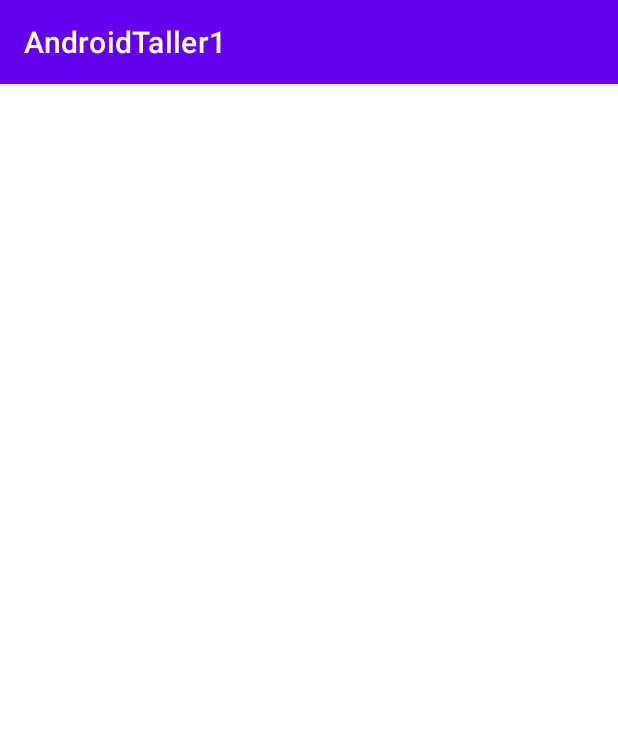
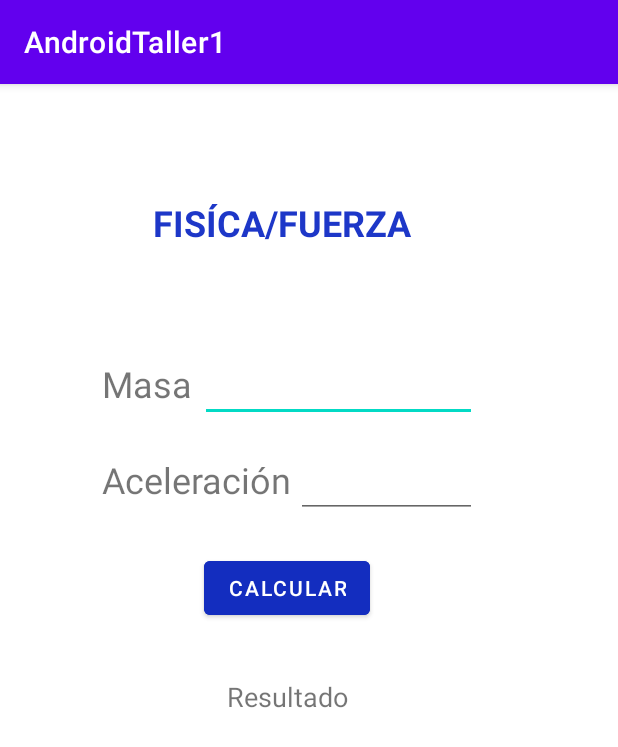
Before and after one commit to JulioJavif/AndroidTaller1, an Android app: the FuerzaActivity screen opened directly, with no data from a screen before it, on a phone screen of 412 x 824 dp. Shown: the top 747 px of the screen. Run offline under Robolectric (Android 15) with nearby library versions, the phone set to English and light mode, and no system bars.

Commit message:
Terminado fisica/fuerza

```diff
--- a/app/src/main/java/com/example/androidtaller1/FisicaActivity.java
+++ b/app/src/main/java/com/example/androidtaller1/FisicaActivity.java
@@ -28,7 +28,7 @@ public class FisicaActivity extends AppCompatActivity implements View.OnClickLis
         Intent i;
         switch (v.getId()){
             case R.id.btnVelocidad:
-                i= new Intent(getApplicationContext(),DistanciaActivity.class);
+                i= new Intent(getApplicationContext(),VelocidadActivity.class);
                 startActivity(i);
                 break;
             case R.id.btnFuerza:
--- a/app/src/main/java/com/example/androidtaller1/FuerzaActivity.java
+++ b/app/src/main/java/com/example/androidtaller1/FuerzaActivity.java
@@ -3,12 +3,37 @@ package com.example.androidtaller1;
 import androidx.appcompat.app.AppCompatActivity;
 
 import android.os.Bundle;
+import android.view.View;
+import android.widget.Button;
+import android.widget.EditText;
+import android.widget.TextView;
 
-public class FuerzaActivity extends AppCompatActivity {
+public class FuerzaActivity extends AppCompatActivity implements View.OnClickListener {
+    Button calcular;
+    EditText numaceleracion, numasa;
+    TextView resulFuerza;
 
     @Override
     protected void onCreate(Bundle savedInstanceState) {
         super.onCreate(savedInstanceState);
         setContentView(R.layout.activity_fuerza);
+        calcular=findViewById(R.id.btncalFuerza);
+        numaceleracion=findViewById(R.id.aceleracion);
+        numasa=findViewById(R.id.masa);
+        resulFuerza=findViewById(R.id.resultadoVelocidad);
+        calcular.setOnClickListener(this);
+
+    }
+
+    @Override
+    public void onClick(View v) {
+        switch (v.getId()){
+            case R.id.btncalFuerza:
+                double ace=Integer.parseInt(numaceleracion.getText().toString());
+                double mas=Integer.parseInt(numasa.getText().toString());
+                double resultado=mas*ace;
+                resulFuerza.setText("La aceleración del objeto es "+resultado+"Newton");
+                break;
+        }
     }
 }
--- a/app/src/main/res/layout/activity_fuerza.xml
+++ b/app/src/main/res/layout/activity_fuerza.xml
@@ -6,4 +6,103 @@
     android:layout_height="match_parent"
     tools:context=".FuerzaActivity">
 
+    <TextView
+        android:id="@+id/textView18"
+        android:layout_width="224dp"
+        android:layout_height="64dp"
+        android:layout_marginStart="76dp"
+        android:layout_marginTop="76dp"
+        android:text="FISÍCA/FUERZA"
+        android:textAlignment="center"
+        android:textColor="#1D37C8"
+        android:textSize="24sp"
+        android:textStyle="bold"
+        app:layout_constraintStart_toStartOf="parent"
+        app:layout_constraintTop_toTopOf="parent" />
+
+    <LinearLayout
+        android:id="@+id/linearLayout16"
+        android:layout_width="250dp"
+        android:layout_height="113dp"
+        android:layout_marginStart="68dp"
+        android:layout_marginTop="180dp"
+        android:orientation="vertical"
+        app:layout_constraintStart_toStartOf="parent"
+        app:layout_constraintTop_toTopOf="parent">
+
+        <LinearLayout
+            android:layout_width="match_parent"
+            android:layout_height="64dp"
+            android:orientation="horizontal">
+
+            <TextView
+                android:id="@+id/textView20"
+                android:layout_width="182dp"
+                android:layout_height="wrap_content"
+                android:layout_weight="1"
+                android:text="Masa"
+                android:textSize="24sp" />
+
+            <EditText
+                android:id="@+id/masa"
+                android:layout_width="301dp"
+                android:layout_height="wrap_content"
+                android:layout_weight="1"
+                android:ems="10"
+                android:inputType="number" />
+        </LinearLayout>
+
+        <LinearLayout
+            android:layout_width="match_parent"
+            android:layout_height="57dp"
+            android:orientation="horizontal">
+
+            <TextView
+                android:id="@+id/textView22"
+                android:layout_width="wrap_content"
+                android:layout_height="wrap_content"
+                android:layout_weight="1"
+                android:text="Aceleración"
+                android:textSize="24sp" />
+
+            <EditText
+                android:id="@+id/aceleracion"
+                android:layout_width="117dp"
+                android:layout_height="wrap_content"
+                android:layout_weight="1"
+                android:ems="10"
+                android:inputType="number" />
+        </LinearLayout>
+    </LinearLayout>
+
+    <Button
+        android:id="@+id/btncalFuerza"
+        android:layout_width="wrap_content"
+        android:layout_height="wrap_content"
+        android:layout_marginStart="136dp"
+        android:layout_marginTop="312dp"
+        android:backgroundTint="#132DBF"
+        android:text="CALCULAR"
+        app:layout_constraintStart_toStartOf="parent"
+        app:layout_constraintTop_toTopOf="parent" />
+
+    <LinearLayout
+        android:layout_width="215dp"
+        android:layout_height="57dp"
+        android:layout_marginStart="84dp"
+        android:layout_marginTop="396dp"
+        android:orientation="horizontal"
+        app:layout_constraintStart_toStartOf="parent"
+        app:layout_constraintTop_toTopOf="parent">
+
+        <TextView
+            android:id="@+id/resultadoFuerza"
+            android:layout_width="match_parent"
+            android:layout_height="match_parent"
+            android:layout_weight="1"
+            android:text="Resultado"
+            android:textAlignment="center"
+            android:textSize="18sp" />
+    </LinearLayout>
+
 </androidx.constraintlayout.widget.ConstraintLayout>
```
